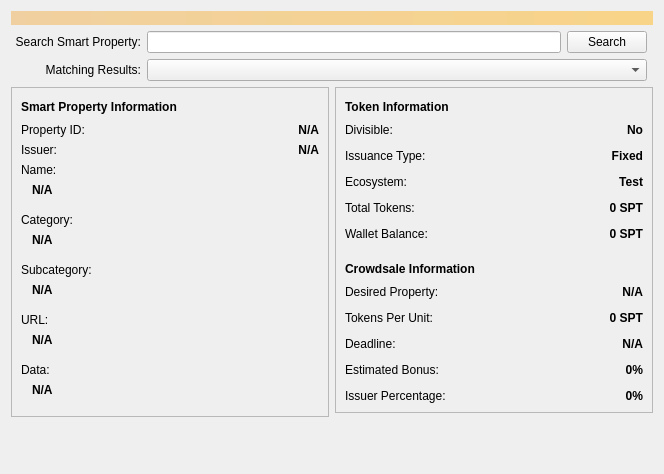
zathras-crypto/mastercore, file src/qt/forms/lookupspdialog.ui: the form before one commit.
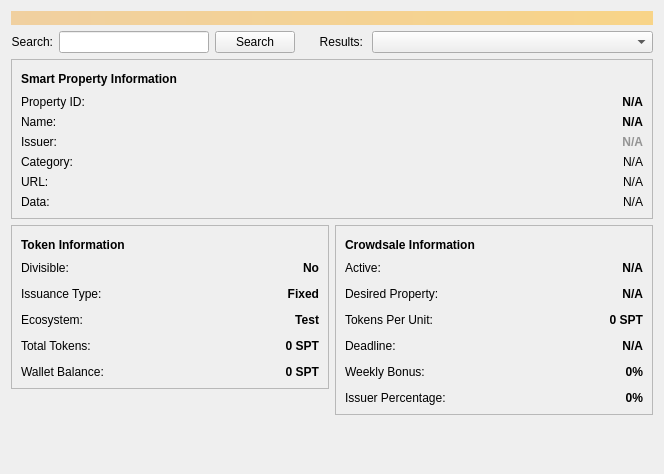
The form after the commit.

Commit message: fix up property lookup

The edit to the form file:
```diff
--- a/src/qt/forms/lookupspdialog.ui
+++ b/src/qt/forms/lookupspdialog.ui
@@ -42,23 +42,36 @@
        </property>
        <property name="minimumSize">
         <size>
-         <width>130</width>
+         <width>0</width>
          <height>0</height>
         </size>
        </property>
        <property name="text">
-        <string>Search Smart Property:</string>
+        <string>Search:</string>
        </property>
        <property name="alignment">
         <set>Qt::AlignRight|Qt::AlignTrailing|Qt::AlignVCenter</set>
        </property>
        <property name="margin">
-        <number>8</number>
+        <number>0</number>
        </property>
       </widget>
      </item>
      <item>
-      <widget class="QLineEdit" name="searchLineEdit"/>
+      <widget class="QLineEdit" name="searchLineEdit">
+       <property name="sizePolicy">
+        <sizepolicy hsizetype="Fixed" vsizetype="Fixed">
+         <horstretch>0</horstretch>
+         <verstretch>0</verstretch>
+        </sizepolicy>
+       </property>
+       <property name="minimumSize">
+        <size>
+         <width>150</width>
+         <height>0</height>
+        </size>
+       </property>
+      </widget>
      </item>
      <item>
       <widget class="QPushButton" name="searchButton">
@@ -68,44 +81,24 @@
       </widget>
      </item>
      <item>
-      <spacer name="horizontalSpacer_3">
-       <property name="orientation">
-        <enum>Qt::Horizontal</enum>
-       </property>
-       <property name="sizeType">
-        <enum>QSizePolicy::Fixed</enum>
-       </property>
-       <property name="sizeHint" stdset="0">
-        <size>
-         <width>6</width>
-         <height>20</height>
-        </size>
-       </property>
-      </spacer>
-     </item>
-    </layout>
-   </item>
-   <item>
-    <layout class="QHBoxLayout" name="horizontalLayout_4">
-     <property name="topMargin">
-      <number>0</number>
-     </property>
-     <item>
       <widget class="QLabel" name="matchingLabel">
        <property name="minimumSize">
         <size>
-         <width>130</width>
+         <width>0</width>
          <height>0</height>
         </size>
        </property>
+       <property name="styleSheet">
+        <string notr="true">padding-left:15px;</string>
+       </property>
        <property name="text">
-        <string>Matching Results:</string>
+        <string>Results:</string>
        </property>
        <property name="alignment">
         <set>Qt::AlignRight|Qt::AlignTrailing|Qt::AlignVCenter</set>
        </property>
        <property name="margin">
-        <number>8</number>
+        <number>0</number>
        </property>
       </widget>
      </item>
@@ -119,37 +112,22 @@
        </property>
       </widget>
      </item>
-     <item>
-      <spacer name="horizontalSpacer_4">
-       <property name="orientation">
-        <enum>Qt::Horizontal</enum>
-       </property>
-       <property name="sizeType">
-        <enum>QSizePolicy::Fixed</enum>
-       </property>
-       <property name="sizeHint" stdset="0">
-        <size>
-         <width>6</width>
-         <height>20</height>
-        </size>
-       </property>
-      </spacer>
-     </item>
     </layout>
    </item>
    <item>
-    <layout class="QHBoxLayout" name="horizontalLayout" stretch="1,1">
+    <layout class="QVBoxLayout" name="verticalLayout_5">
+     <property name="topMargin">
+      <number>0</number>
+     </property>
      <item>
-      <layout class="QVBoxLayout" name="verticalLayout_2">
-       <item>
-        <widget class="QFrame" name="frame">
+      <widget class="QFrame" name="frame_2">
          <property name="frameShape">
           <enum>QFrame::StyledPanel</enum>
          </property>
          <property name="frameShadow">
           <enum>QFrame::Raised</enum>
          </property>
-         <layout class="QVBoxLayout" name="verticalLayout_4">
+       <layout class="QVBoxLayout" name="verticalLayout_7">
           <item>
            <layout class="QHBoxLayout" name="horizontalLayout_7">
             <item>
@@ -185,12 +163,10 @@
            </layout>
           </item>
           <item>
-           <layout class="QVBoxLayout" name="verticalLayout_6">
-            <property name="topMargin">
-             <number>0</number>
-            </property>
-            <item>
              <layout class="QFormLayout" name="spInfoLayout">
+          <property name="fieldGrowthPolicy">
+           <enum>QFormLayout::AllNonFixedFieldsGrow</enum>
+          </property>
               <property name="topMargin">
                <number>0</number>
               </property>
@@ -221,13 +197,39 @@
                </widget>
               </item>
               <item row="1" column="0">
+           <widget class="QLabel" name="name">
+            <property name="text">
+             <string>Name:</string>
+            </property>
+           </widget>
+          </item>
+          <item row="1" column="1">
+           <widget class="QLabel" name="nameLabel">
+            <property name="font">
+             <font>
+              <weight>75</weight>
+              <bold>true</bold>
+             </font>
+            </property>
+            <property name="styleSheet">
+             <string notr="true"/>
+            </property>
+            <property name="text">
+             <string>N/A</string>
+            </property>
+            <property name="alignment">
+             <set>Qt::AlignRight|Qt::AlignTrailing|Qt::AlignVCenter</set>
+            </property>
+           </widget>
+          </item>
+          <item row="2" column="0">
                <widget class="QLabel" name="issuer">
                 <property name="text">
                  <string>Issuer:</string>
                 </property>
                </widget>
               </item>
-              <item row="1" column="1">
+          <item row="2" column="1">
                <widget class="QLabel" name="issuerLabel">
                 <property name="sizePolicy">
                  <sizepolicy hsizetype="Preferred" vsizetype="Preferred">
@@ -242,7 +244,7 @@
                  </font>
                 </property>
                 <property name="styleSheet">
-                 <string notr="true"/>
+             <string notr="true">color:rgb(148, 148, 148)</string>
                 </property>
                 <property name="text">
                  <string>N/A</string>
@@ -258,157 +260,112 @@
                 </property>
                </widget>
               </item>
-             </layout>
-            </item>
-            <item>
-             <widget class="QLabel" name="name">
-              <property name="text">
-               <string>Name:</string>
-              </property>
-             </widget>
-            </item>
-            <item>
-             <widget class="QLabel" name="nameLabel">
-              <property name="font">
-               <font>
-                <weight>75</weight>
-                <bold>true</bold>
-               </font>
-              </property>
-              <property name="styleSheet">
-               <string notr="true">padding-left:8px;padding-bottom:10px;</string>
-              </property>
-              <property name="text">
-               <string>N/A</string>
-              </property>
-             </widget>
-            </item>
-            <item>
+          <item row="3" column="0">
              <widget class="QLabel" name="category">
               <property name="text">
                <string>Category:</string>
               </property>
              </widget>
             </item>
-            <item>
+          <item row="3" column="1">
              <widget class="QLabel" name="categoryLabel">
               <property name="font">
                <font>
-                <weight>75</weight>
-                <bold>true</bold>
+              <weight>50</weight>
+              <bold>false</bold>
                </font>
               </property>
               <property name="styleSheet">
-               <string notr="true">padding-left:8px;padding-bottom:10px;</string>
+             <string notr="true"/>
               </property>
               <property name="text">
                <string>N/A</string>
               </property>
-             </widget>
-            </item>
-            <item>
-             <widget class="QLabel" name="subcategory">
-              <property name="text">
-               <string>Subcategory:</string>
+            <property name="alignment">
+             <set>Qt::AlignRight|Qt::AlignTrailing|Qt::AlignVCenter</set>
               </property>
              </widget>
             </item>
-            <item>
-             <widget class="QLabel" name="subcategoryLabel">
-              <property name="font">
-               <font>
-                <weight>75</weight>
-                <bold>true</bold>
-               </font>
-              </property>
-              <property name="styleSheet">
-               <string notr="true">padding-left:8px;padding-bottom:10px;</string>
-              </property>
-              <property name="text">
-               <string>N/A</string>
-              </property>
-             </widget>
-            </item>
-            <item>
+          <item row="4" column="0">
              <widget class="QLabel" name="url">
               <property name="text">
                <string>URL:</string>
               </property>
              </widget>
             </item>
-            <item>
+          <item row="4" column="1">
              <widget class="QLabel" name="urlLabel">
               <property name="font">
                <font>
-                <weight>75</weight>
-                <bold>true</bold>
+              <weight>50</weight>
+              <bold>false</bold>
                </font>
               </property>
               <property name="styleSheet">
-               <string notr="true">padding-left:8px;padding-bottom:10px;</string>
+             <string notr="true"/>
               </property>
               <property name="text">
                <string>N/A</string>
               </property>
-             </widget>
-            </item>
-            <item>
+            <property name="alignment">
+             <set>Qt::AlignRight|Qt::AlignTrailing|Qt::AlignVCenter</set>
+            </property>
+           </widget>
+          </item>
+          <item row="5" column="0">
              <widget class="QLabel" name="data">
               <property name="text">
                <string>Data:</string>
               </property>
              </widget>
             </item>
-            <item>
+          <item row="5" column="1">
              <widget class="QLabel" name="dataLabel">
               <property name="font">
                <font>
-                <weight>75</weight>
-                <bold>true</bold>
+              <weight>50</weight>
+              <bold>false</bold>
                </font>
               </property>
               <property name="styleSheet">
-               <string notr="true">padding-left:8px;padding-bottom:10px;</string>
+             <string notr="true"/>
               </property>
               <property name="text">
                <string>N/A</string>
               </property>
+            <property name="alignment">
+             <set>Qt::AlignRight|Qt::AlignTrailing|Qt::AlignVCenter</set>
+            </property>
              </widget>
             </item>
            </layout>
           </item>
          </layout>
-        </widget>
-       </item>
-       <item>
-        <spacer name="verticalSpacer">
-         <property name="orientation">
-          <enum>Qt::Vertical</enum>
-         </property>
-         <property name="sizeType">
-          <enum>QSizePolicy::Expanding</enum>
-         </property>
-         <property name="sizeHint" stdset="0">
-          <size>
-           <width>20</width>
-           <height>20</height>
-          </size>
-         </property>
-        </spacer>
-       </item>
+       <zorder>name</zorder>
+       <zorder></zorder>
+       <zorder></zorder>
+      </widget>
+     </item>
       </layout>
      </item>
      <item>
-      <layout class="QVBoxLayout" name="verticalLayout_3">
+    <layout class="QHBoxLayout" name="horizontalLayout" stretch="1,1">
        <item>
-        <widget class="QFrame" name="rightFrame">
+      <layout class="QVBoxLayout" name="verticalLayout_2">
+       <item>
+        <widget class="QFrame" name="frame">
          <property name="frameShape">
           <enum>QFrame::StyledPanel</enum>
          </property>
          <property name="frameShadow">
           <enum>QFrame::Raised</enum>
          </property>
-         <layout class="QVBoxLayout" name="verticalLayout">
+         <layout class="QVBoxLayout" name="verticalLayout_4">
+          <item>
+           <layout class="QVBoxLayout" name="verticalLayout_6">
+            <property name="topMargin">
+             <number>0</number>
+            </property>
           <item>
            <layout class="QHBoxLayout" name="tokenHLayout">
             <item>
@@ -561,10 +518,44 @@
             </item>
            </layout>
           </item>
+           </layout>
+          </item>
+         </layout>
+        </widget>
+       </item>
+       <item>
+        <spacer name="verticalSpacer">
+         <property name="orientation">
+          <enum>Qt::Vertical</enum>
+         </property>
+         <property name="sizeType">
+          <enum>QSizePolicy::Expanding</enum>
+         </property>
+         <property name="sizeHint" stdset="0">
+          <size>
+           <width>20</width>
+           <height>20</height>
+          </size>
+         </property>
+        </spacer>
+       </item>
+      </layout>
+     </item>
+     <item>
+      <layout class="QVBoxLayout" name="verticalLayout_3">
+       <item>
+        <widget class="QFrame" name="rightFrame">
+         <property name="frameShape">
+          <enum>QFrame::StyledPanel</enum>
+         </property>
+         <property name="frameShadow">
+          <enum>QFrame::Raised</enum>
+         </property>
+         <layout class="QVBoxLayout" name="verticalLayout">
           <item>
            <layout class="QHBoxLayout" name="horizontalLayout_5">
             <property name="topMargin">
-             <number>12</number>
+             <number>0</number>
             </property>
             <item>
              <widget class="QLabel" name="crowdInfo">
@@ -605,14 +596,14 @@
             <property name="topMargin">
              <number>0</number>
             </property>
-            <item row="0" column="0">
+            <item row="1" column="0">
              <widget class="QLabel" name="desired">
               <property name="text">
                <string>Desired Property:</string>
               </property>
              </widget>
             </item>
-            <item row="0" column="1">
+            <item row="1" column="1">
              <widget class="QLabel" name="desiredLabel">
               <property name="font">
                <font>
@@ -628,14 +619,14 @@
               </property>
              </widget>
             </item>
-            <item row="1" column="0">
+            <item row="2" column="0">
              <widget class="QLabel" name="tokensperunit">
               <property name="text">
                <string>Tokens Per Unit:</string>
               </property>
              </widget>
             </item>
-            <item row="1" column="1">
+            <item row="2" column="1">
              <widget class="QLabel" name="tokensPerUnitLabel">
               <property name="font">
                <font>
@@ -651,14 +642,14 @@
               </property>
              </widget>
             </item>
-            <item row="2" column="0">
+            <item row="3" column="0">
              <widget class="QLabel" name="deadline">
               <property name="text">
                <string>Deadline:</string>
               </property>
              </widget>
             </item>
-            <item row="2" column="1">
+            <item row="3" column="1">
              <widget class="QLabel" name="deadlineLabel">
               <property name="font">
                <font>
@@ -674,14 +665,14 @@
               </property>
              </widget>
             </item>
-            <item row="3" column="0">
+            <item row="4" column="0">
              <widget class="QLabel" name="bonus">
               <property name="text">
-               <string>Estimated Bonus:</string>
+               <string>Weekly Bonus:</string>
               </property>
              </widget>
             </item>
-            <item row="3" column="1">
+            <item row="4" column="1">
              <widget class="QLabel" name="bonusLabel">
               <property name="font">
                <font>
@@ -697,14 +688,14 @@
               </property>
              </widget>
             </item>
-            <item row="4" column="0">
+            <item row="5" column="0">
              <widget class="QLabel" name="issuerperc">
               <property name="text">
                <string>Issuer Percentage:</string>
               </property>
              </widget>
             </item>
-            <item row="4" column="1">
+            <item row="5" column="1">
              <widget class="QLabel" name="issuerPercLabel">
               <property name="font">
                <font>
@@ -720,6 +711,29 @@
               </property>
              </widget>
             </item>
+            <item row="0" column="0">
+             <widget class="QLabel" name="active">
+              <property name="text">
+               <string>Active:</string>
+              </property>
+             </widget>
+            </item>
+            <item row="0" column="1">
+             <widget class="QLabel" name="activeLabel">
+              <property name="font">
+               <font>
+                <weight>75</weight>
+                <bold>true</bold>
+               </font>
+              </property>
+              <property name="text">
+               <string>N/A</string>
+              </property>
+              <property name="alignment">
+               <set>Qt::AlignRight|Qt::AlignTrailing|Qt::AlignVCenter</set>
+              </property>
+             </widget>
+            </item>
            </layout>
           </item>
          </layout>
```
Lines whose indentation alone changed are shown as unchanged. The commit also changes 1 other file.
